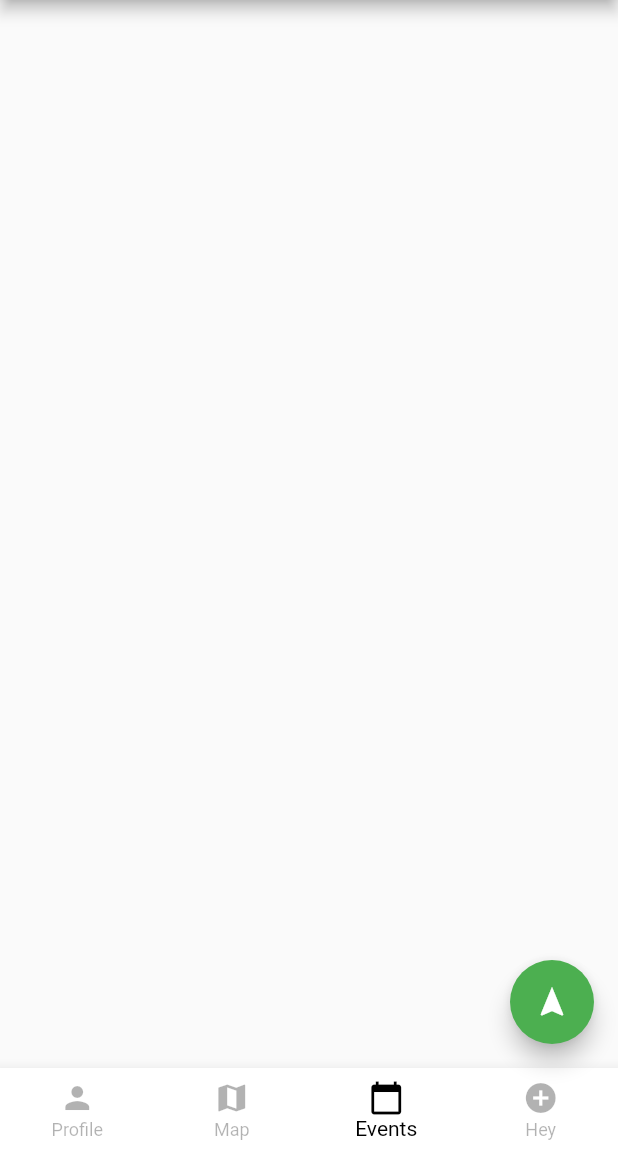
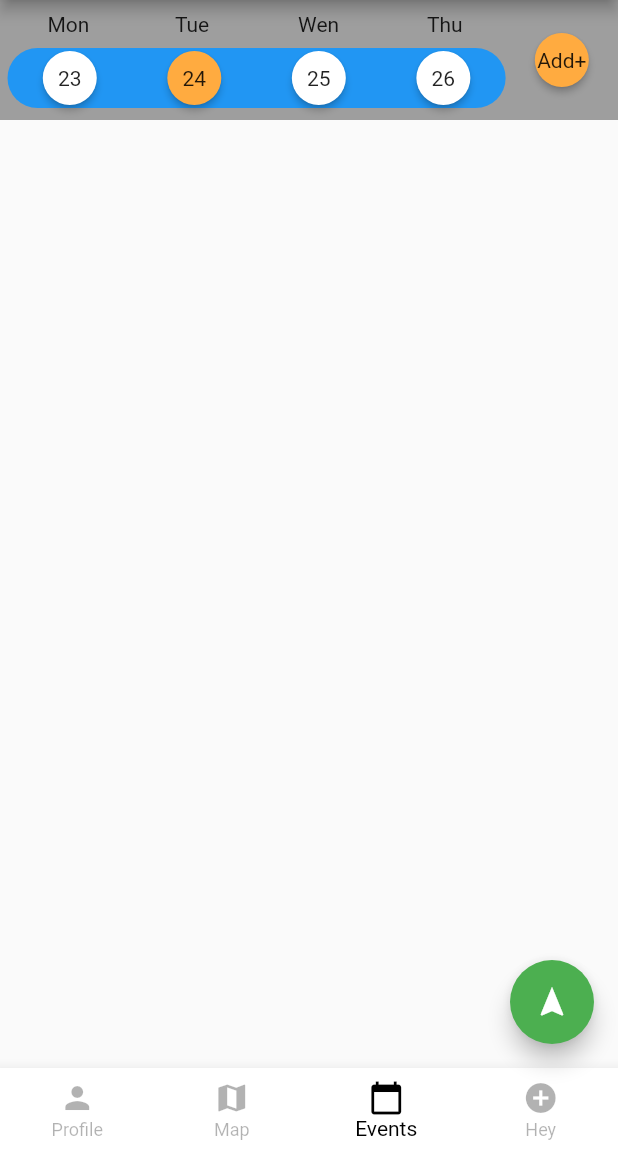
Before and after one commit to softeng-feup/open-cx-batatas, a Flutter app: the screen it shows after launch, item 3 of the bottom bar chosen, on a phone screen of 412 x 824 dp, the part 84-1236 px from its top. Run offline on Flutter 3.47's test engine with Material 2 defaults, Android fonts, the light colour scheme and no system bars; missing offline and left inert: matrix_gesture_detector.

Commit message:
Added appBar to event page

```diff
--- a/frontend/lib/eventsPage.dart
+++ b/frontend/lib/eventsPage.dart
@@ -4,16 +4,108 @@ class EventsPage extends StatelessWidget {
   @override
   Widget build(BuildContext context) {
     //"draw" method
-    return Container(
+    return Column(
+      crossAxisAlignment: CrossAxisAlignment.stretch,
+      children: <Widget>[
+        Flexible(
+          child: Container(
+            height: 80.0,
+            color: Colors.grey,
             child: Row(
               children: <Widget>[
-          Row(
+                Flexible(
+                    child: Row(
                   children: <Widget>[
-              Center(),
+                    Expanded(
+                      flex: 9,
+                      child: Container(
+                          child: Column(
+                        mainAxisAlignment: MainAxisAlignment.spaceEvenly,
+                        children: <Widget>[
+                          Flexible(
+                            child: Row(
+                             children: <Widget>[
+                               Expanded(child: Text('  Mon',textAlign: TextAlign.center)),
+                               Expanded(child: Text(' Tue',textAlign: TextAlign.center)),
+                               Expanded(child: Text(' Wen',textAlign: TextAlign.center)),
+                               Expanded(child: Text(' Thu',textAlign: TextAlign.center))
+
                              ],
+                            ),
+                          ),
+                          Flexible(
+                            child: Container(
+                              margin: EdgeInsets.fromLTRB(5, 0, 0, 0),
+                              decoration: BoxDecoration(
+                                  borderRadius: BorderRadius.circular(50.0),
+                                  color: Colors.blue),
+                              child: Row(
+                                children: <Widget>[
+                                  Expanded(
+                                    child: Container(
+                                      child: RawMaterialButton(
+                                        onPressed: () {},
+                                        shape: new CircleBorder(),
+                                        fillColor: Colors.white,
+                                        child: Text('23'),
+                                      ),
+                                    ),
+                                  ),
+                                  Expanded(
+                                    child: Container(
+                                      child: RawMaterialButton(
+                                        onPressed: () {},
+                                        shape: new CircleBorder(),
+                                        fillColor: Colors.orangeAccent,
+                                        child: Text('24'),
+                                      ),
+                                    ),
+                                  ),
+                                  Expanded(
+                                    child: Container(
+                                      child: RawMaterialButton(
+                                        onPressed: () {},
+                                        shape: new CircleBorder(),
+                                        fillColor: Colors.white,
+                                        child: Text('25'),
+                                      ),
+                                    ),
+                                  ),
+                                  Expanded(
+                                    child: Container(
+                                      child: RawMaterialButton(
+                                        onPressed: () {},
+                                        shape: new CircleBorder(),
+                                        fillColor: Colors.white,
+                                        child: Text('26'),
+                                      ),
+                                    ),
                                   ),
                                 ],
                               ),
+                            ),
+                          )
+                        ],
+                      )),
+                    ),
+                    Expanded(
+                        flex: 2,
+                        child: Container(
+                          alignment: AlignmentDirectional.centerEnd,
+                          child: RawMaterialButton(
+                            onPressed: () {},
+                            shape: new CircleBorder(),
+                            fillColor: Colors.orangeAccent,
+                            child: Text('Add+'),
+                          ),
+                        )),
+                  ],
+                )),
+              ],
+            ),
+          ),
+        ),
+      ],
     );
   }
 }
```
Lines whose indentation alone changed are shown as unchanged.
